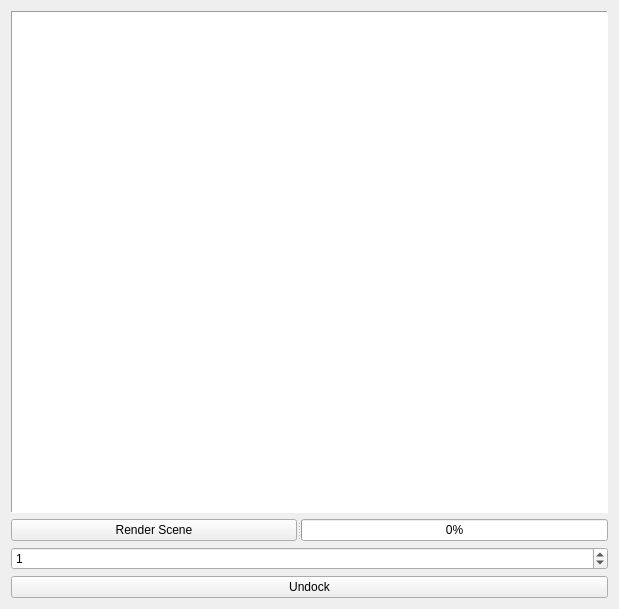
UndistinguishedFellows/GraphicsEngine, file GraphicsEngine/Files/RT/forms/raytracingwindow.ui: the form before one commit.
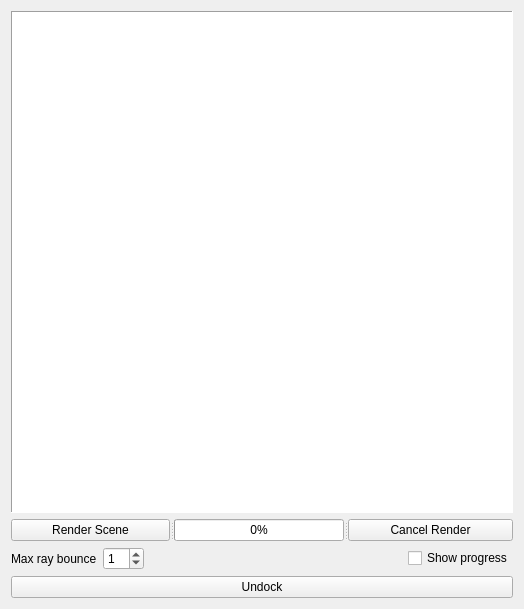
The form after the commit.

Diff of the .ui file:
```diff
--- a/GraphicsEngine/Files/RT/forms/raytracingwindow.ui
+++ b/GraphicsEngine/Files/RT/forms/raytracingwindow.ui
@@ -6,34 +6,14 @@
    <rect>
     <x>0</x>
     <y>0</y>
-    <width>619</width>
-    <height>578</height>
+    <width>520</width>
+    <height>604</height>
    </rect>
   </property>
   <property name="windowTitle">
    <string>Ray Tracing</string>
   </property>
   <layout class="QGridLayout" name="gridLayout">
-   <item row="1" column="0">
-    <widget class="QSplitter" name="splitter">
-     <property name="orientation">
-      <enum>Qt::Horizontal</enum>
-     </property>
-     <widget class="QPushButton" name="qRenderButton">
-      <property name="text">
-       <string>Render Scene</string>
-      </property>
-     </widget>
-     <widget class="QProgressBar" name="qProgressBar">
-      <property name="value">
-       <number>0</number>
-      </property>
-      <property name="textVisible">
-       <bool>true</bool>
-      </property>
-     </widget>
-    </widget>
-   </item>
    <item row="0" column="0">
     <widget class="QGraphicsView" name="qRayTracingView">
      <property name="sizePolicy">
@@ -62,6 +42,99 @@
      </property>
     </widget>
    </item>
+   <item row="1" column="0">
+    <widget class="QSplitter" name="splitter">
+     <property name="orientation">
+      <enum>Qt::Horizontal</enum>
+     </property>
+     <widget class="QPushButton" name="qRenderButton">
+      <property name="text">
+       <string>Render Scene</string>
+      </property>
+     </widget>
+     <widget class="QProgressBar" name="qProgressBar">
+      <property name="value">
+       <number>0</number>
+      </property>
+      <property name="textVisible">
+       <bool>true</bool>
+      </property>
+     </widget>
+     <widget class="QPushButton" name="qCancelButton">
+      <property name="sizePolicy">
+       <sizepolicy hsizetype="Minimum" vsizetype="Fixed">
+        <horstretch>0</horstretch>
+        <verstretch>0</verstretch>
+       </sizepolicy>
+      </property>
+      <property name="toolTip">
+       <string>This option is not working currently</string>
+      </property>
+      <property name="text">
+       <string>Cancel Render</string>
+      </property>
+     </widget>
+    </widget>
+   </item>
+   <item row="2" column="0">
+    <layout class="QHBoxLayout" name="horizontalLayout">
+     <item>
+      <widget class="QLabel" name="label">
+       <property name="sizePolicy">
+        <sizepolicy hsizetype="Minimum" vsizetype="Preferred">
+         <horstretch>0</horstretch>
+         <verstretch>0</verstretch>
+        </sizepolicy>
+       </property>
+       <property name="text">
+        <string>Max ray bounce</string>
+       </property>
+      </widget>
+     </item>
+     <item>
+      <widget class="QSpinBox" name="maxRayDepthSpinBox">
+       <property name="sizePolicy">
+        <sizepolicy hsizetype="Minimum" vsizetype="Fixed">
+         <horstretch>0</horstretch>
+         <verstretch>0</verstretch>
+        </sizepolicy>
+       </property>
+       <property name="value">
+        <number>1</number>
+       </property>
+      </widget>
+     </item>
+     <item>
+      <spacer name="horizontalSpacer">
+       <property name="orientation">
+        <enum>Qt::Horizontal</enum>
+       </property>
+       <property name="sizeHint" stdset="0">
+        <size>
+         <width>227</width>
+         <height>17</height>
+        </size>
+       </property>
+      </spacer>
+     </item>
+     <item>
+      <widget class="QCheckBox" name="qRenderProgressCheckBox">
+       <property name="sizePolicy">
+        <sizepolicy hsizetype="Maximum" vsizetype="Fixed">
+         <horstretch>0</horstretch>
+         <verstretch>0</verstretch>
+        </sizepolicy>
+       </property>
+       <property name="toolTip">
+        <string>Enable this option will cause a lower performance </string>
+       </property>
+       <property name="text">
+        <string>Show progress</string>
+       </property>
+      </widget>
+     </item>
+    </layout>
+   </item>
    <item row="3" column="0">
     <widget class="QPushButton" name="qUndockButton">
      <property name="text">
@@ -69,13 +142,6 @@
      </property>
     </widget>
    </item>
-   <item row="2" column="0">
-    <widget class="QSpinBox" name="maxRayDepthSpinBox">
-     <property name="value">
-      <number>1</number>
-     </property>
-    </widget>
-   </item>
   </layout>
  </widget>
  <layoutdefault spacing="6" margin="11"/>
```
